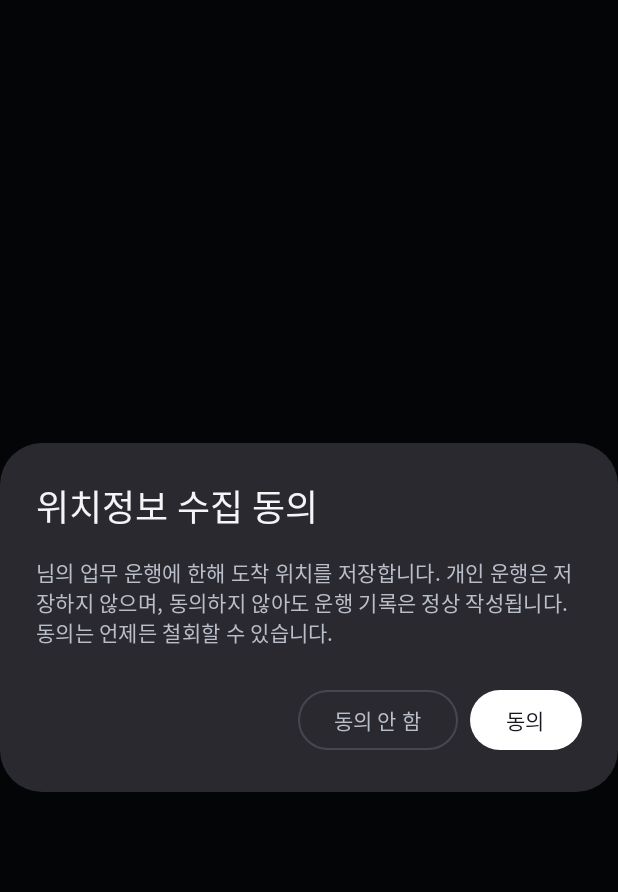
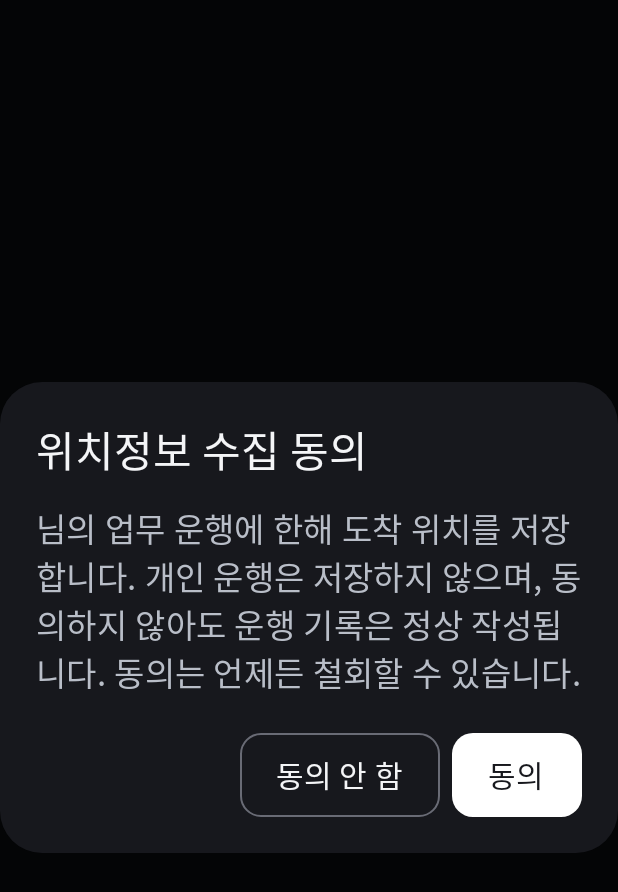
Before and after one commit to FrameMayoChuatang/AutoLog-app, an Android app built with Jetpack Compose: the composable ConsentDialog called with empty values, on a phone screen of 412 x 824 dp. Shown: the top 892 px of the screen. Run offline under Robolectric (Android 15) with nearby library versions, the phone set to English and light mode, and no system bars; libraries missing offline, so code that uses them is left out: ai.pleos.playground; pictures from the network do not load; 3 statements that could not run were skipped.

Commit message:
feat: 차량·기록 화면의 차량 상태·연결·위치 동의를 운전자 선택 화면 스타일로 정리

```diff
--- /dev/null
+++ b/app/src/main/java/com/framemayo/autolog/ui/VehicleScreenStyle.kt
@@ -0,0 +1,68 @@
+package com.framemayo.autolog.ui
+
+import androidx.compose.foundation.BorderStroke
+import androidx.compose.foundation.layout.Arrangement
+import androidx.compose.foundation.layout.Column
+import androidx.compose.foundation.layout.ColumnScope
+import androidx.compose.foundation.layout.fillMaxWidth
+import androidx.compose.foundation.layout.heightIn
+import androidx.compose.foundation.layout.padding
+import androidx.compose.foundation.shape.RoundedCornerShape
+import androidx.compose.material3.Button
+import androidx.compose.material3.ButtonDefaults
+import androidx.compose.material3.OutlinedButton
+import androidx.compose.material3.Surface
+import androidx.compose.material3.Text
+import androidx.compose.runtime.Composable
+import androidx.compose.ui.Modifier
+import androidx.compose.ui.graphics.Color
+import androidx.compose.ui.text.font.FontWeight
+import androidx.compose.ui.unit.dp
+import androidx.compose.ui.unit.sp
+
+internal object VehicleUi {
+    val Surface = Color(0xFF17181D)
+    val Primary = Color(0xFFF4F5F7)
+    val Secondary = Color(0xFFB9BEC8)
+    val Outline = Color(0xFF696B75)
+    val Positive = Color(0xFF95D7BA)
+    val Caution = Color(0xFFF0CF8A)
+    val Error = Color(0xFFFFB4AB)
+
+    val Title = 26.sp
+    val Body = 22.sp
+    val Caption = 18.sp
+    val ButtonText = 20.sp
+    val MinTouch = 56.dp
+}
+
+@Composable
+internal fun VehicleSection(title: String, modifier: Modifier = Modifier, content: @Composable ColumnScope.() -> Unit) {
+    Surface(modifier.fillMaxWidth(), shape = RoundedCornerShape(24.dp), color = VehicleUi.Surface) {
+        Column(Modifier.padding(24.dp), verticalArrangement = Arrangement.spacedBy(16.dp)) {
+            Text(title, fontSize = VehicleUi.Title, fontWeight = FontWeight.SemiBold, color = VehicleUi.Primary)
+            content()
+        }
+    }
+}
+
+@Composable
+internal fun VehiclePrimaryButton(text: String, onClick: () -> Unit, modifier: Modifier = Modifier, enabled: Boolean = true) {
+    Button(
+        onClick = onClick, enabled = enabled, modifier = modifier.heightIn(min = VehicleUi.MinTouch),
+        shape = RoundedCornerShape(14.dp),
+        colors = ButtonDefaults.buttonColors(
+            containerColor = Color.White, contentColor = VehicleUi.Surface,
+            disabledContainerColor = Color(0xFF33353C), disabledContentColor = Color(0xFF8A8E98),
+        ),
+    ) { Text(text, fontSize = VehicleUi.ButtonText) }
+}
+
+@Composable
+internal fun VehicleSecondaryButton(text: String, onClick: () -> Unit, modifier: Modifier = Modifier, enabled: Boolean = true) {
+    OutlinedButton(
+        onClick = onClick, enabled = enabled, modifier = modifier.heightIn(min = VehicleUi.MinTouch),
+        shape = RoundedCornerShape(14.dp), border = BorderStroke(1.dp, VehicleUi.Outline),
+        colors = ButtonDefaults.outlinedButtonColors(containerColor = VehicleUi.Surface, contentColor = VehicleUi.Primary),
+    ) { Text(text, fontSize = VehicleUi.ButtonText) }
+}
```
Also changed, not shown: app/src/main/java/com/framemayo/autolog/ui/LinkAndConsent.kt (+83 -29 lines), app/src/main/java/com/framemayo/autolog/ui/MainActivity.kt (+46 -14 lines), 3 other files.
